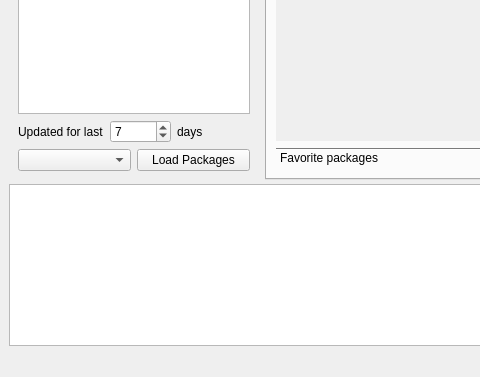
Before: the Qt Designer form src/ui/mainwindow.ui in examon/fedora-gooey-karma, drawn with Qt 5; both pictures show x 0 to 480 and y 395 to 772 of the 1002 by 772 pixel window.
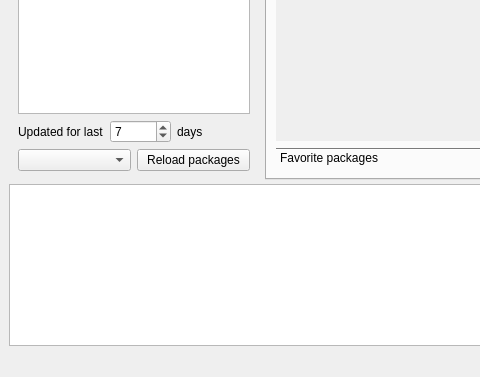
After: the same form once the commit is applied. The open tabs and pages were chosen to show the change.

Commit message: Load packages button - text changes according to status.

Diff of the .ui file:
```diff
--- a/src/ui/mainwindow.ui
+++ b/src/ui/mainwindow.ui
@@ -196,7 +196,7 @@
              <item>
               <widget class="QPushButton" name="loadPackagesBtn">
                <property name="text">
-                <string>Load Packages</string>
+                <string>Reload packages</string>
                </property>
               </widget>
              </item>
```
Left out of the diff: 14 changed lines with no effect on the pictures. The commit also changes 2 other files.
